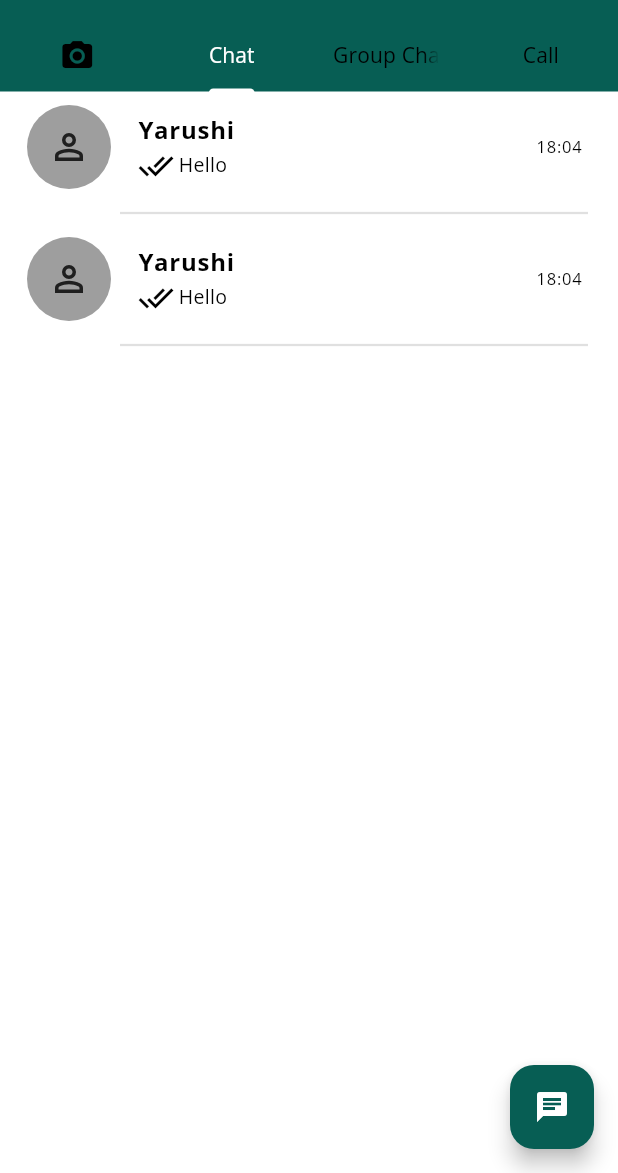
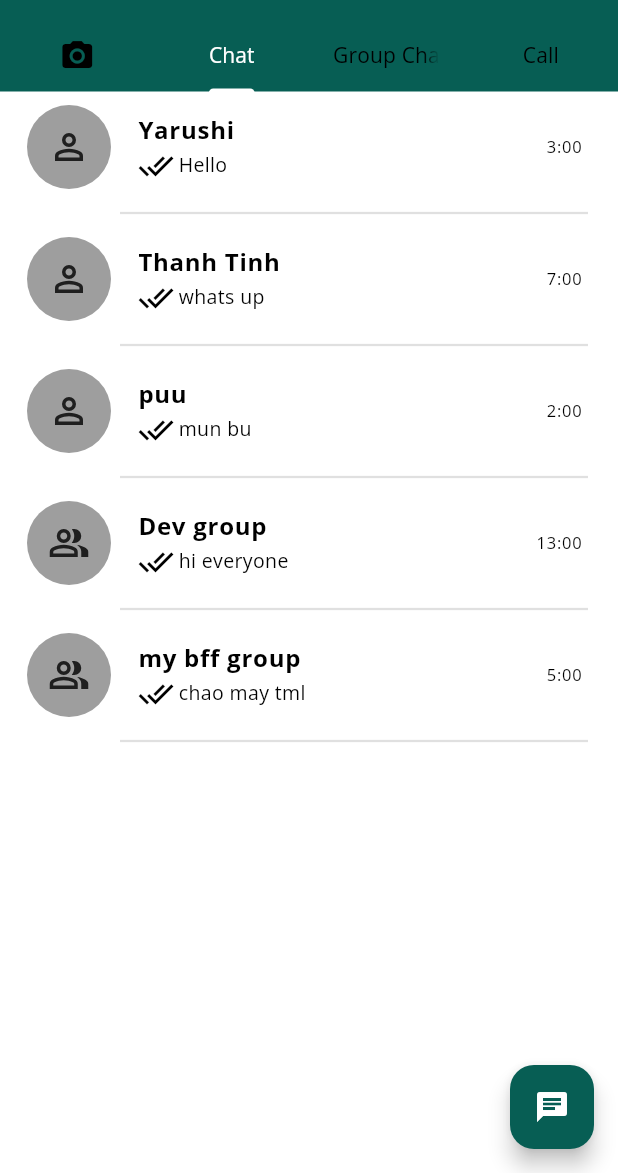
Before and after one commit to ThanhTinhHenryy/Vortex-flutter-chat-app-without-firebase, a Flutter app: the screen it shows after launch, tab 2 chosen, on a phone screen of 412 x 824 dp, the part 63-1236 px from its top. Run offline on Flutter 3.47's test engine with Material 3 defaults, Android fonts, the phone set to English and light mode, and no system bars; our stand-ins replace flutter_svg.

Commit message:
individual chat page

```diff
--- a/lib/CustomUI/CustomCard.dart
+++ b/lib/CustomUI/CustomCard.dart
@@ -1,13 +1,22 @@
+import 'package:chat_app_flutter/Models/ChatModel.dart';
+import 'package:chat_app_flutter/Pages/IndividualChatPage.dart';
 import 'package:flutter/material.dart';
 import 'package:flutter_svg/flutter_svg.dart';
 
 class CustomCard extends StatelessWidget {
-  const CustomCard({super.key});
+  // const CustomCard({Key key, this.chatModel} ) : super(key: key);
+  const CustomCard({super.key, required this.chatModel});
+  final ChatModel chatModel;
 
   @override
   Widget build(BuildContext context) {
     return InkWell(
-      onTap: () {},
+      onTap: () {
+        Navigator.push(
+          context,
+          MaterialPageRoute(builder: (context) => IndividualChatPage()),
+        );
+      },
       child: Column(
         children: [
           ListTile(
@@ -15,24 +24,31 @@ class CustomCard extends StatelessWidget {
               radius: 30,
               backgroundColor: Colors.grey,
               child: SvgPicture.asset(
-                'assets/svg/person.svg',
+                (chatModel.isGroup ?? false)
+                    ? 'assets/svg/group.svg'
+                    : 'assets/svg/person.svg',
                 width: 28,
                 height: 28,
                 // color: Color(#fff),
               ),
             ),
             title: Text(
-              'Yarushi',
+              chatModel.name ??
+                  'unknown', // !FIXME: loi unknown name (fallback neu data ten null)
+              // chatModel.name!, // chac chan co ten thi dung cai nay
               style: TextStyle(fontSize: 16, fontWeight: FontWeight.bold),
             ),
             subtitle: Row(
               children: [
                 Icon(Icons.done_all),
                 SizedBox(width: 3),
-                Text('Hello', style: TextStyle(fontSize: 13)),
+                Text(
+                  chatModel.currentMessage ?? 'new chat',
+                  style: TextStyle(fontSize: 13),
+                ),
               ],
             ),
-            trailing: Text('18:04'),
+            trailing: Text(chatModel.time ?? '00:00'),
           ),
           Padding(
             padding: const EdgeInsets.only(right: 20, left: 80),
--- a/lib/Pages/ChatPages.dart
+++ b/lib/Pages/ChatPages.dart
@@ -19,11 +19,32 @@ class _ChatPagesState extends State<ChatPages> {
       icon: 'person.png',
     ),
     ChatModel(
-      name: 'Yarushi 2',
+      name: 'Thanh Tinh',
       isGroup: false,
-      currentMessage: "Hello",
-      time: "3:00",
+      currentMessage: "whats up",
+      time: "7:00",
       icon: 'person.png',
+    ),
+    ChatModel(
+      name: 'puu',
+      isGroup: false,
+      currentMessage: "mun bu",
+      time: "2:00",
+      icon: 'person.png',
+    ),
+    ChatModel(
+      name: 'Dev group',
+      isGroup: true,
+      currentMessage: "hi everyone",
+      time: "13:00",
+      icon: 'group.png',
+    ),
+    ChatModel(
+      name: 'my bff group',
+      isGroup: true,
+      currentMessage: "chao may tml",
+      time: "5:00",
+      icon: 'group.png',
     ),
   ];
 
@@ -35,7 +56,10 @@ class _ChatPagesState extends State<ChatPages> {
         backgroundColor: Color(0xFF075E54),
         child: Icon(Icons.chat),
       ),
-      body: ListView(children: [CustomCard(), CustomCard()]),
+      body: ListView.builder(
+        itemCount: chats.length,
+        itemBuilder: (context, index) => CustomCard(chatModel: chats[index]),
+      ),
     );
   }
 }
--- /dev/null
+++ b/lib/Pages/IndividualChatPage.dart
@@ -0,0 +1,15 @@
+import 'package:flutter/material.dart';
+
+class IndividualChatPage extends StatefulWidget {
+  const IndividualChatPage({super.key});
+
+  @override
+  State<IndividualChatPage> createState() => _IndividualChatPageState();
+}
+
+class _IndividualChatPageState extends State<IndividualChatPage> {
+  @override
+  Widget build(BuildContext context) {
+    return Scaffold();
+  }
+}
```
